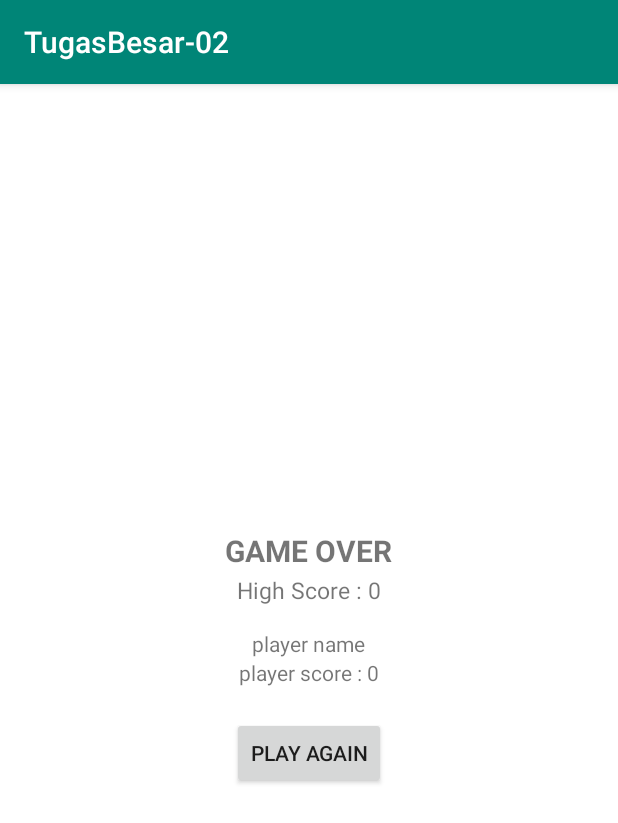
After one commit to frederick98/TugasBesar-02, an Android app: the fragment GameOverFragment shown on its own in the app's theme, on a phone screen of 412 x 824 dp. The commit adds this screen. Shown: the top 823 px of the screen. Run offline under Robolectric (Android 15) with nearby library versions, the phone set to English and light mode, and no system bars.

Commit message:
fragment gameover + obj musuh
masih belum bener

```diff
--- /dev/null
+++ b/TugasBesar02/app/src/main/java/com/example/tugasbesar_02/GameOverFragment.java
@@ -0,0 +1,46 @@
+package com.example.tugasbesar_02;
+
+
+import android.os.Bundle;
+
+import androidx.fragment.app.Fragment;
+
+import android.view.LayoutInflater;
+import android.view.View;
+import android.view.ViewGroup;
+import android.widget.Button;
+import android.widget.TextView;
+
+public class GameOverFragment extends Fragment implements View.OnClickListener {
+    protected TextView tv_highScore;
+    protected TextView tv_playerName;
+    protected TextView tv_playerScore;
+    protected Button btn_playAgain;
+
+    public GameOverFragment() {
+    }
+
+
+    @Override
+    public View onCreateView(LayoutInflater inflater, ViewGroup container,
+                             Bundle savedInstanceState) {
+        View view =  inflater.inflate(R.layout.fragment_game_over, container, false);
+
+        this.tv_highScore = view.findViewById(R.id.tv_over_highScore);
+        this.tv_playerName = view.findViewById(R.id.tv_playerName);
+        this.tv_playerScore = view.findViewById(R.id.tv_over_playerScore);
+        this.btn_playAgain = view.findViewById(R.id.btn_playAgain);
+
+        this.btn_playAgain.setOnClickListener(this);
+
+        return view;
+    }
+
+    @Override
+    public void onClick(View view) {
+        if(view.getId()==this.btn_playAgain.getId()){
+            getFragmentManager().beginTransaction().remove(GameOverFragment.this).commit();
+            //start game
+        }
+    }
+}
--- /dev/null
+++ b/TugasBesar02/app/src/main/res/layout/fragment_game_over.xml
@@ -0,0 +1,63 @@
+<?xml version="1.0" encoding="utf-8"?>
+<FrameLayout xmlns:android="http://schemas.android.com/apk/res/android"
+    android:layout_width="match_parent"
+    android:layout_height="match_parent"
+    android:background="@android:color/white"
+    android:layout_centerHorizontal="true"
+    android:layout_centerVertical="true">
+
+    <LinearLayout
+        android:layout_width="match_parent"
+        android:layout_height="match_parent"
+        android:orientation="vertical"
+        android:gravity="center"
+        >
+
+        <TextView
+            android:layout_width="wrap_content"
+            android:layout_height="wrap_content"
+            android:text="GAME OVER"
+            android:textSize="20dp"
+            android:textStyle="bold"
+            android:paddingBottom="2dp"
+            >
+        </TextView>
+
+        <TextView
+            android:layout_width="wrap_content"
+            android:layout_height="wrap_content"
+            android:text="High Score : 0"
+            android:id="@+id/tv_over_highScore"
+            android:paddingBottom="15dp"
+            android:textSize="15dp"
+            >
+        </TextView>
+
+        <TextView
+            android:layout_width="wrap_content"
+            android:layout_height="wrap_content"
+            android:text="player name"
+            android:id="@+id/tv_over_playerName"
+            >
+        </TextView>
+
+        <TextView
+            android:layout_width="wrap_content"
+            android:layout_height="wrap_content"
+            android:text="player score : 0"
+            android:id="@+id/tv_over_playerScore"
+            >
+        </TextView>
+
+        <Button
+            android:layout_width="wrap_content"
+            android:layout_height="wrap_content"
+            android:text="PLAY AGAIN"
+            android:id="@+id/btn_playAgain"
+            android:layout_marginTop="20dp"
+            >
+        </Button>
+
+    </LinearLayout>
+
+</FrameLayout>
```
Also changed, not shown: TugasBesar02/app/src/main/java/com/example/tugasbesar_02/MainActivity.java (+13 -0 lines), TugasBesar02/app/src/main/java/com/example/tugasbesar_02/Musuh.java (added, +55 -0 lines), TugasBesar02/app/src/main/java/com/example/tugasbesar_02/ThreadMove.java (added, +42 -0 lines), TugasBesar02/app/src/main/java/com/example/tugasbesar_02/UIHandler.java (added, +39 -0 lines).
